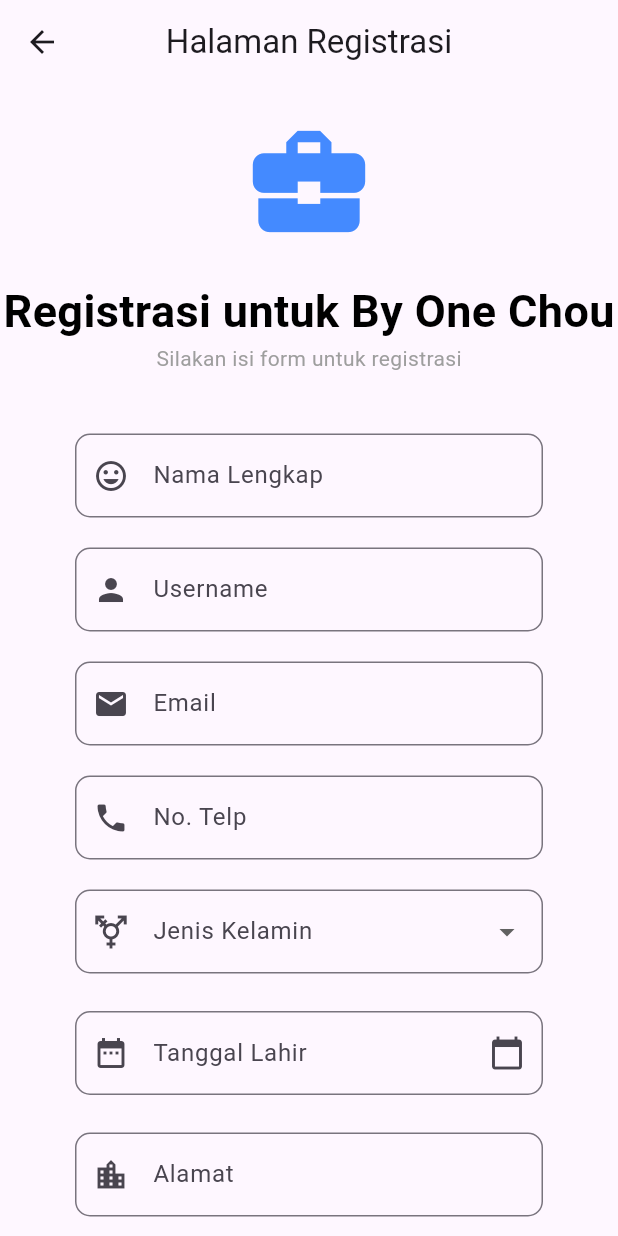
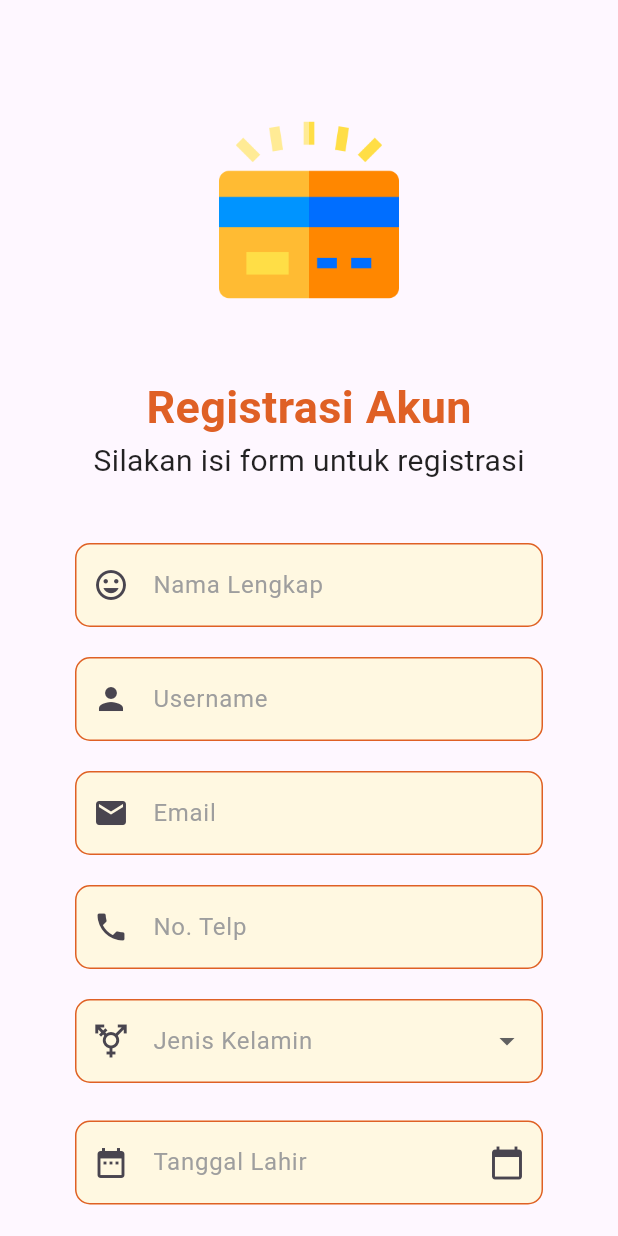
Before and after one commit to AldoR2/tugasDrawerMobile, a Flutter app: the screen it shows after launch, after a tap on "Registrasi", on a phone screen of 412 x 824 dp. Run offline on Flutter 3.47's test engine with Material 3 defaults, Android fonts, the phone set to English and light mode, and no system bars; our stand-ins replace logger; Roboto replaces fonts that are missing (Poppins).

Commit message:
Good Design

```diff
--- a/lib/pages/beranda.dart
+++ b/lib/pages/beranda.dart
@@ -32,7 +32,7 @@ class _Beranda extends State<Beranda> {
               ),
               ListTile(
                 title: Text("Beranda"),
-                trailing: Icon(Icons.arrow_upward),
+                trailing: Icon(Icons.arrow_back),
                 onTap: () {
                   Navigator.push(context,
                   MaterialPageRoute(builder: (context)=> Beranda()));
--- a/lib/pages/login.dart
+++ b/lib/pages/login.dart
@@ -26,25 +26,33 @@ class _LoginState extends State<Login> {
       debugShowCheckedModeBanner: false,
       theme: ThemeData(primarySwatch: Colors.amber),
       home: Scaffold(
-        appBar: AppBar(title: Text('Halaman Login'), centerTitle: true),
         body: ListView(
           children: [
+            SizedBox(height: 80),
+            Image.asset(
+                          "assets/padlock.png",
+                          width: 120.0,
+                          height: 120.0,
+                        ),
             Center(
               child: Column(
                 mainAxisAlignment: MainAxisAlignment.end,
                 children: [
-                  SizedBox(height: 100),
+                  SizedBox(height: 50),
                   Text(
-                    "Selamat datang, By One Chou?",
+                    "Login disini",
                     style: TextStyle(
                       fontSize: 30,
-                      color: Colors.black,
+                      color: const Color.fromARGB(255, 223, 96, 37),
                       fontWeight: FontWeight.bold,
+                      fontFamily: 'Poppins'
                     ),
                   ),
                   Text(
-                    "Silakan melakukan login untuk mengakes aplikasi",
-                    style: TextStyle(fontFamily: 'Poppins', color: Colors.grey),
+                    "Selamat datang kembali",
+                    style: TextStyle(fontFamily: 'Poppins',
+                    color: Colors.black87,
+                    fontSize: 20),
                   ),
                   SizedBox(height: 40),
                   ReusableTextField(
@@ -86,10 +94,21 @@ class _LoginState extends State<Login> {
                   ),
 
                   SizedBox(height: 20),
-                  ElevatedButton(
-                    style: const ButtonStyle(
-                      backgroundColor: WidgetStatePropertyAll<Color>(
-                        Colors.blueAccent,
+                  Padding(
+                    padding: const EdgeInsets.symmetric(horizontal: 50),
+                    child: SizedBox(
+                      width: double.infinity,
+                      height: 45,
+                      child: ElevatedButton(
+                        style: ButtonStyle(
+                          backgroundColor: const WidgetStatePropertyAll<Color>(
+                            Color.fromARGB(255, 223, 96, 37),
+                          ),
+                          elevation:WidgetStatePropertyAll(3),
+                          shape: WidgetStateProperty.all<RoundedRectangleBorder>(
+                            RoundedRectangleBorder(
+                              borderRadius: BorderRadius.circular(10.0), // Atur radius sesuai keinginan Anda
+                            ),
                           ),
                         ),
                         child: const Text(
@@ -99,9 +118,10 @@ class _LoginState extends State<Login> {
                         onPressed: () {
                           _controller.checkLogin(context);
                         },
+                      )
                     ),
-
-                  SizedBox(height: 10),
+                  ),
+                  SizedBox(height: 20),
                   Padding(
                     padding: const EdgeInsets.symmetric(horizontal: 50),
                     child: Row(
@@ -130,7 +150,7 @@ class _LoginState extends State<Login> {
                               "Registrasi", // Teks "Registrasi" yang bisa diklik
                               style: TextStyle(
                                 color:
-                                    Colors.blueAccent, // Warna teks registrasi
+                                    Color.fromARGB(255, 223, 96, 37), // Warna teks registrasi
                               ),
                             ),
                           ),
--- a/lib/pages/register.dart
+++ b/lib/pages/register.dart
@@ -22,34 +22,34 @@ class _RegisterState extends State<Register> {
   @override
   Widget build(BuildContext context) {
     return Scaffold(
-      appBar: AppBar(
-        title: const Text('Halaman Registrasi'),
-        centerTitle: true,
-      ),
       body: ListView(
         children: [
+          SizedBox(height: 80),
+            Image.asset(
+                          "assets/card.png",
+                          width: 120.0,
+                          height: 120.0,
+                        ),
           Center(
             child: Column(
               mainAxisAlignment: MainAxisAlignment.end,
               children: [
-                const SizedBox(height: 20),
-                const Icon(
-                  Icons.business_center,
-                  color: Colors.blueAccent,
-                  size: 90,
-                ),
-                const SizedBox(height: 20),
+                const SizedBox(height: 50),
                 const Text(
-                  "Registrasi untuk By One Chou",
+                  "Registrasi Akun",
                   style: TextStyle(
                     fontSize: 30,
-                    color: Colors.black,
+                    color: Color.fromARGB(255, 223, 96, 37),
+                    fontFamily: 'Poppins',
                     fontWeight: FontWeight.bold,
                   ),
                 ),
                 const Text(
                   "Silakan isi form untuk registrasi",
-                  style: TextStyle(fontFamily: 'Poppins', color: Colors.grey),
+                  style: TextStyle(
+                    fontFamily: 'Poppins',
+                    color: Colors.black87,
+                    fontSize: 20),
                 ),
                 const SizedBox(height: 40),
                 ReusableTextField(
@@ -150,9 +150,20 @@ class _RegisterState extends State<Register> {
                     decoration: InputDecoration(
                       labelText: "Jenis Kelamin",
                       prefixIcon: const Icon(Icons.transgender),
+                      filled: true,
+                      fillColor: Colors.amber[50],
                       border: OutlineInputBorder(
+                        borderRadius: BorderRadius.circular(10)),
+                        focusedBorder: OutlineInputBorder(
                         borderRadius: BorderRadius.circular(10),
+                        borderSide: const BorderSide(color: Color.fromARGB(255, 223, 96, 37))
                         ),
+                        enabledBorder: OutlineInputBorder(
+                          borderRadius: BorderRadius.circular(10),
+                          borderSide: const BorderSide(color: Color.fromARGB(255, 223, 96, 37))
+                        ),
+                        labelStyle: TextStyle(color: Colors.grey),
+                        floatingLabelStyle: TextStyle(color: Color.fromARGB(255, 223, 96, 37))
                     ),
                     validator:
                         (value) =>
@@ -187,9 +198,18 @@ class _RegisterState extends State<Register> {
                       labelText: "Tanggal Lahir",
                       prefixIcon: const Icon(Icons.date_range),
                       suffixIcon: const Icon(Icons.calendar_today),
+                      filled: true,
+                      fillColor: Colors.amber[50],
                       border: OutlineInputBorder(
                         borderRadius: BorderRadius.circular(10),
+                        borderSide: const BorderSide(color: Color.fromARGB(255, 223, 96, 37))
                       ),
+                      enabledBorder: OutlineInputBorder(
+                          borderRadius: BorderRadius.circular(10),
+                          borderSide: const BorderSide(color: Color.fromARGB(255, 223, 96, 37))
+                        ),
+                        labelStyle: TextStyle(color: Colors.grey),
+                        floatingLabelStyle: TextStyle(color: Color.fromARGB(255, 223, 96, 37))
                     ),
                     validator: (value) {
                       if (value == null || value.isEmpty) {
@@ -239,10 +259,21 @@ class _RegisterState extends State<Register> {
                 ),
 
                 const SizedBox(height: 20),
-                ElevatedButton(
-                  style: const ButtonStyle(
-                    backgroundColor: WidgetStatePropertyAll<Color>(
-                      Colors.blueAccent,
+                Padding(
+                  padding: const EdgeInsets.symmetric(horizontal: 50),
+                  child: SizedBox(
+                    width: double.infinity,
+                    height: 45,
+                    child: ElevatedButton(
+                      style: ButtonStyle( // Hilangkan 'const' di sini
+                        backgroundColor: const WidgetStatePropertyAll<Color>(
+                          Color.fromARGB(255, 223, 96, 37),
+                        ),
+                        elevation: WidgetStatePropertyAll(3),
+                        shape: WidgetStateProperty.all<RoundedRectangleBorder>( // Ganti 'WidgetStateProperty' menjadi 'MaterialStateProperty'
+                          RoundedRectangleBorder(
+                            borderRadius: BorderRadius.circular(10.0),
+                          ),
                         ),
                       ),
                       onPressed: () {
@@ -253,7 +284,9 @@ class _RegisterState extends State<Register> {
                         style: TextStyle(color: Colors.white),
                       ),
                     ),
-                const SizedBox(height: 10),
+                  ),
+                ),
+                const SizedBox(height: 20),
                 Padding(
                   padding: const EdgeInsets.symmetric(horizontal: 50),
                   child: Row(
@@ -268,7 +301,7 @@ class _RegisterState extends State<Register> {
                           },
                           child: const Text(
                             "Login",
-                            style: TextStyle(color: Colors.blueAccent),
+                            style: TextStyle(color: Color.fromARGB(255, 223, 96, 37),),
                           ),
                         ),
                       ),
--- a/lib/pages/reusable_widget.dart
+++ b/lib/pages/reusable_widget.dart
@@ -35,7 +35,19 @@ class _ReusableTextFieldState extends State<ReusableTextField> {
           labelText: widget.label,
           errorText: widget.errorTextProvider!(),
           prefixIcon: Icon(widget.icon),
+          filled: true,
+          fillColor: Colors.amber[50],
           border: OutlineInputBorder(borderRadius: BorderRadius.circular(10)),
+          focusedBorder: OutlineInputBorder(
+            borderRadius: BorderRadius.circular(10),
+            borderSide: const BorderSide(color: Color.fromARGB(255, 223, 96, 37)), // Warna border saat aktif
+          ),
+          enabledBorder: OutlineInputBorder( // Tambahkan properti ini
+            borderRadius: BorderRadius.circular(10),
+            borderSide: const BorderSide(color: Color.fromARGB(255, 223, 96, 37)), // Warna border saat tidak aktif
+          ),
+          labelStyle: TextStyle(color: Colors.grey),
+          floatingLabelStyle: TextStyle(color: Color.fromARGB(255, 223, 96, 37)),
         ),
       ),
     );
```
Also changed, not shown: assets/card.png (added), assets/padlock.png (added). Lines whose indentation alone changed are shown as unchanged.
